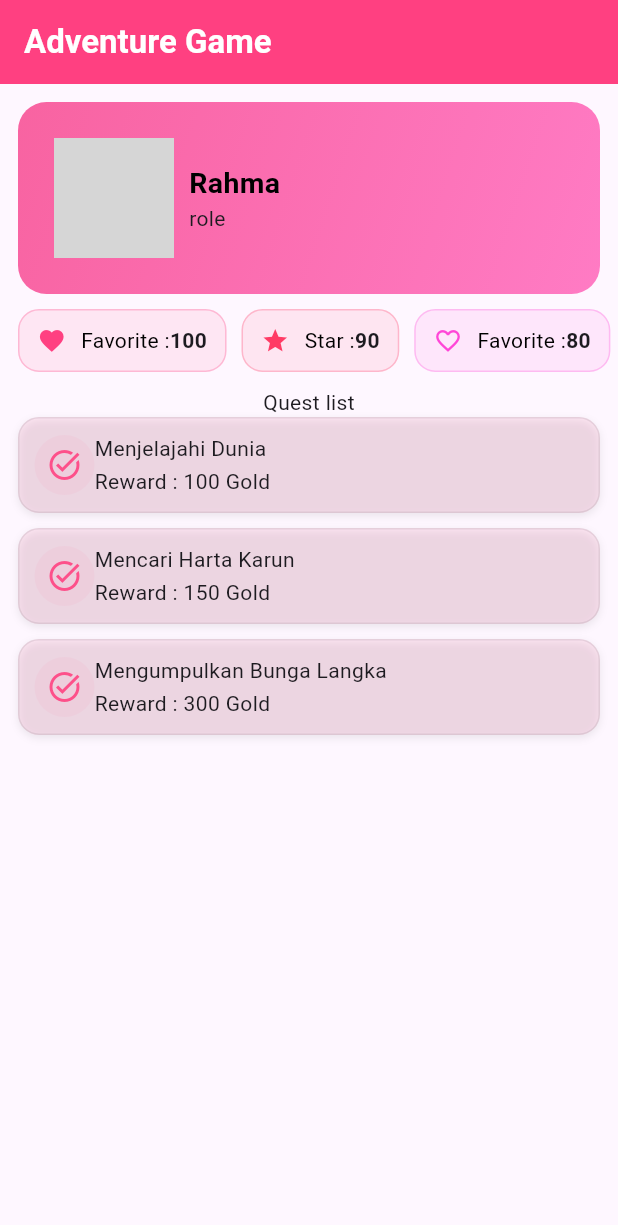
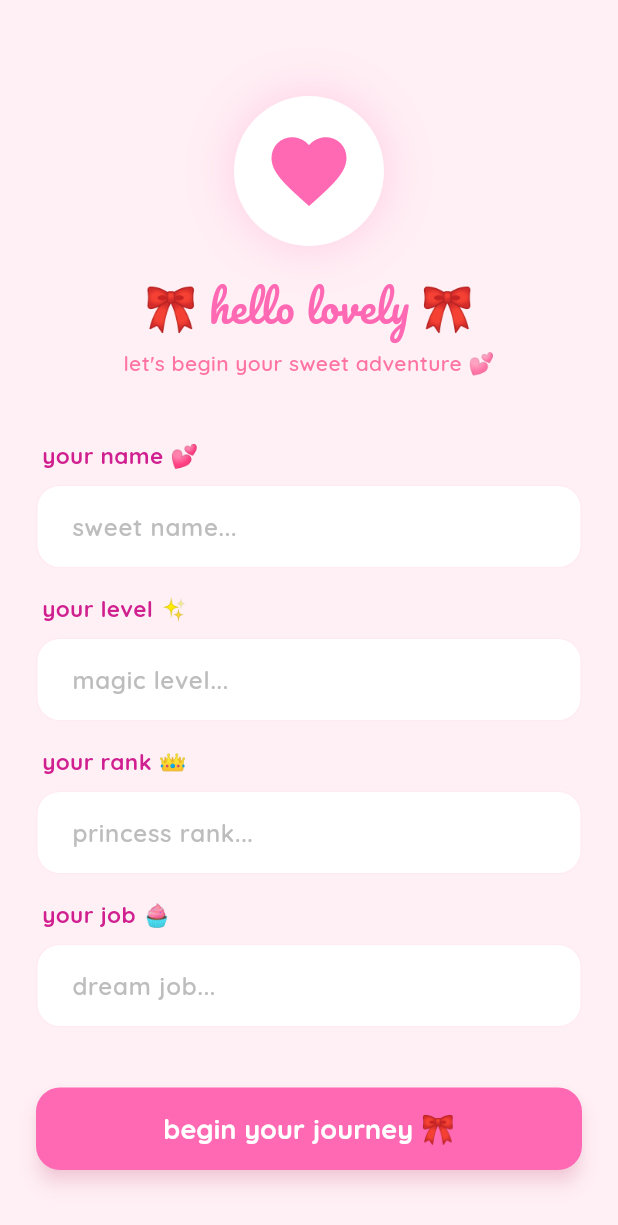
Before and after one commit to rahmarr/siti-rahmawati-2306146-uts-praktikum-pemrograman-mobile-, a Flutter app: the screen it shows after launch, on a phone screen of 412 x 824 dp. Shown: the top 1225 px of the screen. Run offline on Flutter 3.47's test engine with Material 3 defaults, Android fonts, the phone set to English and light mode, and no system bars; our stand-ins replace google_fonts; grey boxes are pictures that could not be loaded.

Commit message:
first commit pink adventure

```diff
--- a/lib/main.dart
+++ b/lib/main.dart
@@ -1,55 +1,177 @@
 import 'package:flutter/material.dart';
-import 'package:pertemuan4_2306146/widgets/chip_widget.dart';
-import 'package:pertemuan4_2306146/widgets/header_widget.dart';
-import 'package:pertemuan4_2306146/widgets/quest_widget.dart';
+import 'models/quest.dart';
+import 'pages/login_page.dart';
+import 'pages/detail_page.dart';
+import 'widgets/chip_widget.dart';
+import 'widgets/header_widget.dart';
+import 'widgets/quest_widget.dart';
+
 void main() {
   runApp(MyApp());
 }
 
 class MyApp extends StatelessWidget {
   MyApp({super.key});
-  final List<Map<String, String>> questList = [
-  {"title": "Menjelajahi Dunia", "reward": "100 Gold"},
-  {"title": "Mencari Harta Karun", "reward": "150 Gold"},
-  {"title": "Mengumpulkan Bunga Langka", "reward": "300 Gold"},
+
+  final List<Quest> questList = [
+    Quest(
+      title: "find lost ribbon 🎀",
+      rank: "R",
+      reward: "150 pink gems",
+      desc: "cari pita pink kesayangan putri yang hilang di taman bunga.",
+      image: "https://picsum.photos/200",
+    ),
+    Quest(
+      title: "bake sweet cupcake 🧁",
+      rank: "S",
+      reward: "200 candy coins",
+      desc: "bantu peri dapur membuat cupcake manis untuk pesta kerajaan.",
+      image: "https://picsum.photos/201",
+    ),
+    Quest(
+      title: "collect love letters 💌",
+      rank: "L",
+      reward: "300 heart points",
+      desc: "kumpulkan surat cinta yang tersebar di desa pink valley.",
+      image: "https://picsum.photos/202",
+    ),
+    Quest(
+    title: "defeat cute kitty 🐱",
+    rank: "C",
+    reward: "400 sparkle dust",
+    desc: "tangkap kucing nakal yang mencuri aksesoris lucu warga.",
+    image: "https://picsum.photos/203",
+  ),
+  Quest(
+    title: "princess tea party ☕",
+    rank: "P",
+    reward: "500 royal charm",
+    desc: "hadiri tea party kerajaan dan bantu dekorasi meja aesthetic.",
+    image: "https://picsum.photos/204",
+  ),
   ];
 
   @override
   Widget build(BuildContext context) {
     return MaterialApp(
-      title: 'Adventure Game',
-      home: Scaffold(
-        appBar: AppBar(
-          title: Text(
-            'Adventure Game',
-            style: TextStyle(fontWeight: FontWeight.bold, color: Colors.white),
+      title: 'sweet adventure',
+      initialRoute: "/login",
+      onGenerateRoute: (settings) {
+        if (settings.name == "/") {
+          if (settings.arguments == null || settings.arguments is! Map) {
+            return MaterialPageRoute(
+              builder: (context) => const LoginPage(),
+            );
+          }
+
+          final args =
+              Map<String, dynamic>.from(settings.arguments as Map);
+
+          return MaterialPageRoute(
+            builder: (context) => HomePage(
+              userData: args,
+              questList: questList,
             ),
-          backgroundColor: Colors.pinkAccent,
+          );
+        }
+
+        if (settings.name == "/login") {
+          return MaterialPageRoute(
+            builder: (context) => const LoginPage(),
+          );
+        }
+
+        if (settings.name == "/detail") {
+          final quest = settings.arguments as Quest;
+          return MaterialPageRoute(
+            builder: (context) => DetailPage(quest: quest),
+          );
+        }
+
+        return null;
+      },
+    );
+  }
+}
+
+class HomePage extends StatefulWidget {
+  final Map<String, dynamic> userData;
+  final List<Quest> questList;
+
+  const HomePage({
+    super.key,
+    required this.userData,
+    required this.questList,
+  });
+
+  @override
+  State<HomePage> createState() => _HomePageState();
+}
+
+class _HomePageState extends State<HomePage> {
+  @override
+  Widget build(BuildContext context) {
+    return Scaffold(
+     appBar: AppBar( title: Text( "🎀 pink adventure 🎀",
+      style: TextStyle(color: Colors.white),
+       ),
+       backgroundColor:const Color(0xFFFF69B4),
+       elevation: 0,
       ),
       body: Padding(
         padding: const EdgeInsets.all(12),
         child: Column(
           children: [
-              HeaderWidget(name: "Rahma", role: "Warrior", level: 99),
-              SizedBox(height: 10,),
+            HeaderWidget(
+              name: widget.userData['name'],
+              role: widget.userData['job'],
+              level: int.parse(widget.userData['level']),
+              rank: widget.userData['rank'],
+            ),
+            const SizedBox(height: 10),
             Row(
-              spacing: 10,
-              children: [
-                  ChipWidget(label: "Favorite :", icon: Icons.favorite, color: Colors.pinkAccent, value: 100),
-                  ChipWidget(label: "Star :", icon: Icons.star, color: const Color.fromARGB(255, 255, 59, 101), value: 90),
-                  ChipWidget(label: "Favorite :", icon: Icons.favorite_border, color: const Color.fromARGB(255, 255, 70, 215), value: 80),
-
+              children: const [
+                ChipWidget(
+                    label: "love: ",
+                    icon: Icons.favorite,
+                    color: Colors.pinkAccent,
+                    value: 100),
+                SizedBox(width: 10),
+                ChipWidget(
+                    label: "charm: ",
+                    icon: Icons.auto_awesome,
+                    color: Color(0xFFFFA6C9),
+                    value: 90),
+                SizedBox(width: 10),
+                ChipWidget(
+                    label: "cake: ",
+                    icon: Icons.cake,
+                    color: Color(0xFFFFC1E3),
+                    value: 95),
               ],
             ),
-            SizedBox(height: 10),
-Text("Quest list"),
-
+            const SizedBox(height: 10),
+            const Align(
+              alignment: Alignment.centerLeft,
+              child: Text(
+                "today's quest",
+                style: TextStyle(fontWeight: FontWeight.bold),
+              ),
+            ),
+            const SizedBox(height: 10),
             Expanded(
               child: ListView(
-    children: questList.map((quest) {
+                children: widget.questList.map((quest) {
                   return QuestWidget(
-        title: quest["title"]!,
-        reward: quest["reward"]!,
+                    quest: quest,
+                    onTap: () async {
+                      await Navigator.pushNamed(
+                        context,
+                        "/detail",
+                        arguments: quest,
+                      );
+                      setState(() {});
+                    },
                   );
                 }).toList(),
               ),
@@ -57,7 +179,6 @@ Expanded(
           ],
         ),
       ),
-      ),
     );
   }
 }
--- /dev/null
+++ b/lib/models/quest.dart
@@ -0,0 +1,17 @@
+class Quest {
+  String title;
+  String rank;
+  String reward;
+  String desc;
+  String image;
+  bool isTaken;
+
+  Quest({
+    required this.title,
+    required this.rank,
+    required this.reward,
+    required this.desc,
+    required this.image,
+    this.isTaken = false,
+  });
+}
--- /dev/null
+++ b/lib/pages/login_page.dart
@@ -0,0 +1,192 @@
+import 'package:flutter/material.dart';
+import 'package:google_fonts/google_fonts.dart';
+
+class LoginPage extends StatefulWidget {
+  const LoginPage({super.key});
+
+  @override
+  State<LoginPage> createState() => _LoginPageState();
+}
+
+class _LoginPageState extends State<LoginPage> {
+  final _formKey = GlobalKey<FormState>();
+
+  final TextEditingController _nameController = TextEditingController();
+  final TextEditingController _levelController = TextEditingController();
+  final TextEditingController _rankController = TextEditingController();
+  final TextEditingController _jobController = TextEditingController();
+
+  @override
+  Widget build(BuildContext context) {
+    return Scaffold(
+      backgroundColor: const Color(0xFFFFF0F5),
+      body: SafeArea(
+        child: SingleChildScrollView(
+          child: Form(
+            key: _formKey,
+            child: Padding(
+              padding: const EdgeInsets.all(24.0),
+              child: Column(
+                crossAxisAlignment: CrossAxisAlignment.start,
+                children: [
+                  const SizedBox(height: 40),
+
+                  Center(
+                    child: Container(
+                      padding: const EdgeInsets.all(20),
+                      decoration: BoxDecoration(
+                        color: Colors.white,
+                        shape: BoxShape.circle,
+                        boxShadow: [
+                          BoxShadow(
+                            color: const Color(0xFFFF69B4).withValues(alpha: 0.2),
+                            blurRadius: 25,
+                            spreadRadius: 5,
+                          )
+                        ],
+                      ),
+                      child: const Icon(
+                        Icons.favorite,
+                        size: 60,
+                        color: Color(0xFFFF69B4),
+                      ),
+                    ),
+                  ),
+
+                  const SizedBox(height: 20),
+
+                  Center(
+                    child: Text(
+                      "🎀 hello lovely 🎀",
+                      style: GoogleFonts.pacifico(
+                        fontSize: 28,
+                        color: const Color(0xFFFF69B4),
+                      ),
+                    ),
+                  ),
+                  const SizedBox(height: 6),
+                  Center(
+                    child: Text(
+                      "let's begin your sweet adventure 💕",
+                      style: GoogleFonts.quicksand(
+                        fontSize: 14,
+                        fontWeight: FontWeight.w600,
+                        color: Colors.pinkAccent.withValues(alpha: 0.7),
+                      ),
+                    ),
+                  ),
+
+                  const SizedBox(height: 40),
+
+                  _buildLabel("your name 💕"),
+                  _buildTextField(_nameController, "sweet name...", false),
+
+                  const SizedBox(height: 16),
+
+                  _buildLabel("your level ✨"),
+                  _buildTextField(_levelController, "magic level...", true),
+
+                  const SizedBox(height: 16),
+
+                  _buildLabel("your rank 👑"),
+                  _buildTextField(_rankController, "princess rank...", false),
+
+                  const SizedBox(height: 16),
+
+                  _buildLabel("your job 🧁"),
+                  _buildTextField(_jobController, "dream job...", false),
+
+                  const SizedBox(height: 40),
+
+                  SizedBox(
+                    width: double.infinity,
+                    height: 55,
+                    child: ElevatedButton(
+                      style: ElevatedButton.styleFrom(
+                        backgroundColor: const Color(0xFFFF69B4),
+                        foregroundColor: Colors.white,
+                        elevation: 5,
+                        shadowColor: Colors.pinkAccent.withValues(alpha: 0.3),
+                        shape: RoundedRectangleBorder(
+                          borderRadius: BorderRadius.circular(16),
+                        ),
+                      ),
+                      onPressed: () {
+                        if (_formKey.currentState!.validate()) {
+                          Navigator.pushReplacementNamed(context, "/", arguments: {
+                            "name": _nameController.text,
+                            "level": _levelController.text,
+                            "rank": _rankController.text,
+                            "job": _jobController.text,
+                          });
+                        }
+                      },
+                      child: Text(
+                        "begin your journey 🎀",
+                        style: GoogleFonts.quicksand(
+                          fontSize: 18,
+                          fontWeight: FontWeight.bold,
+                        ),
+                      ),
+                    ),
+                  ),
+                  const SizedBox(height: 20),
+                ],
+              ),
+            ),
+          ),
+        ),
+      ),
+    );
+  }
+
+  Widget _buildLabel(String text) {
+    return Padding(
+      padding: const EdgeInsets.only(left: 4, bottom: 8),
+      child: Text(
+        text,
+        style: GoogleFonts.quicksand(
+          fontSize: 15,
+          fontWeight: FontWeight.bold,
+          color: const Color(0xFFD02090),
+        ),
+      ),
+    );
+  }
+
+  Widget _buildTextField(TextEditingController controller, String hint, bool isNumber) {
+    return TextFormField(
+      controller: controller,
+      keyboardType: isNumber ? TextInputType.number : TextInputType.text,
+      style: GoogleFonts.quicksand(fontWeight: FontWeight.w600),
+      decoration: InputDecoration(
+        hintText: hint,
+        hintStyle: GoogleFonts.quicksand(color: Colors.grey.shade400),
+        filled: true,
+        fillColor: Colors.white,
+        contentPadding: const EdgeInsets.symmetric(horizontal: 20, vertical: 16),
+        enabledBorder: OutlineInputBorder(
+          borderRadius: BorderRadius.circular(16),
+          borderSide: BorderSide(color: Colors.pinkAccent.withValues(alpha: 0.1)),
+        ),
+        focusedBorder: OutlineInputBorder(
+          borderRadius: BorderRadius.circular(16),
+          borderSide: const BorderSide(color: Color(0xFFFF69B4), width: 2),
+        ),
+        errorBorder: OutlineInputBorder(
+          borderRadius: BorderRadius.circular(16),
+          borderSide: const BorderSide(color: Colors.redAccent, width: 1),
+        ),
+        focusedErrorBorder: OutlineInputBorder(
+          borderRadius: BorderRadius.circular(16),
+          borderSide: const BorderSide(color: Colors.redAccent, width: 2),
+        ),
+      ),
+      validator: (value) {
+        if (value == null || value.isEmpty) return "don't leave this empty 💕";
+        if (isNumber && int.tryParse(value) == null) return "numbers only please 💫";
+        return null;
+      },
+    );
+  }
+}
--- a/lib/widgets/header_widget.dart
+++ b/lib/widgets/header_widget.dart
@@ -1,33 +1,52 @@
 import 'package:flutter/material.dart';
+import 'package:google_fonts/google_fonts.dart';
 
 class HeaderWidget extends StatelessWidget {
   final String name;
   final String role;
   final int level;
+  final String rank;
 
-  const HeaderWidget({super.key, required this.name, required this.role, required this.level});
+  const HeaderWidget({
+    super.key,
+    required this.name,
+    required this.role,
+    required this.level,
+    required this.rank,
+  });
 
   @override
   Widget build(BuildContext context) {
     return Container(
       decoration: BoxDecoration(
-        color: const Color.fromARGB(255, 241, 85, 142),
+        color: const Color(0xFFFFF0F5),
         gradient: LinearGradient(
           colors: [
-            const Color.fromARGB(255, 248, 99, 161),
-            const Color.fromARGB(255, 255, 123, 196)
+            const Color(0xFFFFF0F5),
+            const Color(0xFFFFE4E1).withValues(alpha: 0.5),
           ],
-          begin: .topStart,
-          end: .bottomEnd
+          begin: Alignment.topLeft,
+          end: Alignment.bottomRight,
         ),
-        borderRadius: BorderRadius.circular(19)
+        borderRadius: BorderRadius.circular(19),
+        border: Border.all(
+          color: const Color(0xFFFFD1DC),
+          width: 1,
         ),
-      padding: EdgeInsets.all(24),
+        boxShadow: [
+          BoxShadow(
+            color: Colors.black.withValues(alpha: 0.03),
+            blurRadius: 10,
+            offset: const Offset(0, 5),
+          ),
+        ],
+      ),
+      padding: const EdgeInsets.all(24),
       child: Row(
         children: [
           Stack(
             children: [
-              CircleAvatar(
+              const CircleAvatar(
                 radius: 40,
                 backgroundImage: NetworkImage("https://picsum.photos/seed/picsum/200/300"),
               ),
@@ -37,20 +56,17 @@ Positioned(
                 right: 0,
                 child: Center(
                   child: Container(
-      padding: EdgeInsets.symmetric(
-        horizontal: 8,
-        vertical: 4,
-      ),
+                    padding: const EdgeInsets.symmetric(horizontal: 8, vertical: 4),
                     decoration: BoxDecoration(
                       borderRadius: BorderRadius.circular(999),
-        color: Colors.pinkAccent
+                      color: const Color(0xFFFF69B4),
                     ),
                     child: Text(
                       "level $level",
-        style: TextStyle(
+                      style: const TextStyle(
                         color: Colors.white,
                         fontSize: 10,
-          fontWeight: FontWeight.bold
+                        fontWeight: FontWeight.bold,
                       ),
                     ),
                   ),
@@ -58,21 +74,45 @@ Positioned(
               )
             ],
           ),
-          SizedBox(width: 10,),
+          const SizedBox(width: 15),
           Expanded(
             child: Column(
               crossAxisAlignment: CrossAxisAlignment.start,
               children: [
-                Text(name,
-                style: TextStyle(
-                  color: Colors.black,
-                  fontWeight: .bold,
-                  fontSize: 19
-                  )),
-                Text("role",)
+                Text(
+                  name,
+                  style: const TextStyle(
+                    color: Color(0xFFFF69B4),
+                    fontWeight: FontWeight.bold,
+                    fontSize: 19,
+                  ),
+                ),
+                Text(
+                  role,
+                  style: const TextStyle(
+                    color: Color(0xFFD02090),
+                    fontSize: 14,
+                  ),
+                )
               ],
-            )
-
+            ),
+          ),
+          Container(
+            padding: const EdgeInsets.symmetric(horizontal: 16, vertical: 8),
+            decoration: BoxDecoration(
+              color: const Color(0xFFFF69B4).withValues(alpha: 0.1),
+              borderRadius: BorderRadius.circular(12),
+            ),
+            child: Text(
+              rank,
+              style: GoogleFonts.bubblegumSans(
+                textStyle: const TextStyle(
+                  fontSize: 32,
+                  color: Color(0xFFD02090),
+                  fontWeight: FontWeight.bold,
+                ),
+              ),
+            ),
           )
         ],
       ),
--- a/lib/widgets/quest_widget.dart
+++ b/lib/widgets/quest_widget.dart
@@ -1,13 +1,14 @@
 import 'package:flutter/material.dart';
+import '../models/quest.dart';
 
 class QuestWidget extends StatelessWidget {
-  final String title;
-  final String reward;
+  final Quest quest;
+  final VoidCallback onTap;
 
   const QuestWidget({
     super.key,
-    required this.title,
-    required this.reward
+    required this.quest,
+    required this.onTap
   });
 
   @override
@@ -15,21 +16,17 @@ class QuestWidget extends StatelessWidget {
     return Padding(
       padding: const EdgeInsets.only(bottom: 10),
       child: InkWell(
-      onTap: () {},
+        onTap: onTap,
         borderRadius: BorderRadius.circular(14),
         child: Ink(
-        padding: const EdgeInsets.all(10),
+          padding: const EdgeInsets.all(12),
           decoration: BoxDecoration(
-          color: Colors.pinkAccent.withAlpha(24),
+            color: const Color(0xFFFFD1DC).withValues(alpha: 0.6),
             borderRadius: BorderRadius.circular(14),
-          border: Border.all(color: Colors.black.withAlpha(20)),
-          boxShadow: [
-            BoxShadow(
-              color: Colors.black.withAlpha(20),
-              blurRadius: 4,
-              offset: const Offset(0, 2)
-            )
-          ],
+            border: Border.all(
+              color: const Color(0xFFFFB7CE).withValues(alpha: 0.4),
+              width: 1,
+            ),
           ),
           child: Row(
             children: [
@@ -37,24 +34,46 @@ class QuestWidget extends StatelessWidget {
                 width: 40,
                 height: 40,
                 decoration: BoxDecoration(
-                color: Colors.pinkAccent.withAlpha(12),
+                  color: Colors.white.withValues(alpha: 0.5),
                   borderRadius: BorderRadius.circular(999)
                 ),
                 child: Icon(
-                Icons.task_alt,
-                color: const Color.fromARGB(255, 253, 80, 138),
+                  quest.isTaken
+                      ? Icons.check_circle
+                      : Icons.radio_button_unchecked,
+                  color: const Color(0xFFFF69B4),
                 ),
               ),
+              const SizedBox(width: 15),
               Expanded(
                 child: Column(
                   crossAxisAlignment: CrossAxisAlignment.start,
                   children: [
-                  Text(title),
-                  SizedBox(height: 2),
-                  Text("Reward : $reward"),
+                    Text(
+                      quest.title,
+                      style: const TextStyle(
+                        color: Color(0xFF4A4A4A),
+                        fontWeight: FontWeight.bold,
+                        fontSize: 15,
+                      ),
+                    ),
+                    const SizedBox(height: 2),
+                    Text(
+                      "rank : ${quest.rank}",
+                      style: const TextStyle(
+                        color: Color(0xFFFF69B4),
+                        fontSize: 12,
+                        fontWeight: FontWeight.w500,
+                      ),
+                    ),
                   ],
                 ),
-            )
+              ),
+              const Icon(
+                Icons.arrow_forward_ios,
+                size: 14,
+                color: Color(0xFFFF69B4),
+              ),
             ],
           ),
         ),
--- a/pubspec.yaml
+++ b/pubspec.yaml
@@ -34,6 +34,7 @@ dependencies:
   # The following adds the Cupertino Icons font to your application.
   # Use with the CupertinoIcons class for iOS style icons.
   cupertino_icons: ^1.0.8
+  google_fonts: ^8.0.2
 
 dev_dependencies:
   flutter_test:
```
Also changed, not shown: lib/pages/detail_page.dart (added, +150 -0 lines), lib/widgets/chip_widget.dart (+28 -11 lines), pubspec.lock, 2 other files. Lines whose indentation alone changed are shown as unchanged.
